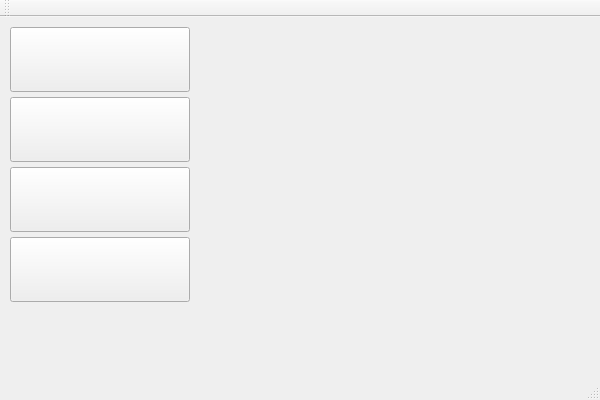
Old version of the form ANAReservation/mainwindow.ui in the repository jdabc0918/ANAReservation.
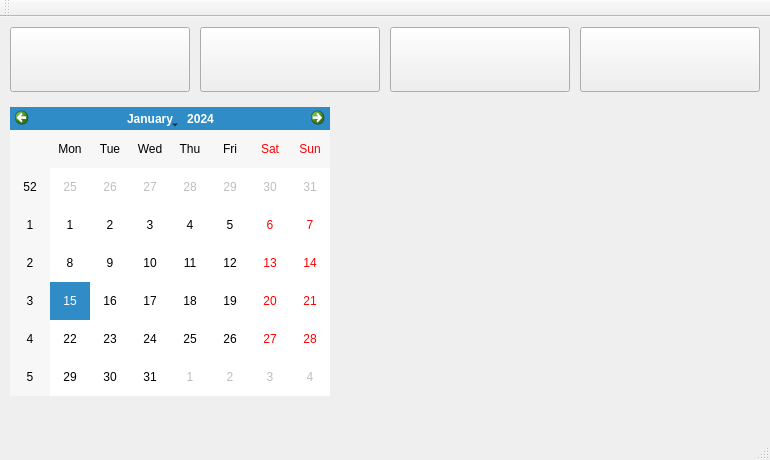
New version of the form. Custom widgets are drawn as their Qt base class.

What changed in the file:
```diff
--- a/ANAReservation/mainwindow.ui
+++ b/ANAReservation/mainwindow.ui
@@ -6,8 +6,8 @@
    <rect>
     <x>0</x>
     <y>0</y>
-    <width>600</width>
-    <height>400</height>
+    <width>770</width>
+    <height>460</height>
    </rect>
   </property>
   <property name="windowTitle">
@@ -39,8 +39,8 @@
    <widget class="myPushButton" name="SFCButton">
     <property name="geometry">
      <rect>
-      <x>10</x>
-      <y>80</y>
+      <x>200</x>
+      <y>10</y>
       <width>180</width>
       <height>65</height>
      </rect>
@@ -61,8 +61,8 @@
    <widget class="myPushButton" name="PlatinumButton">
     <property name="geometry">
      <rect>
-      <x>10</x>
-      <y>150</y>
+      <x>390</x>
+      <y>10</y>
       <width>180</width>
       <height>65</height>
      </rect>
@@ -83,8 +83,8 @@
    <widget class="myPushButton" name="DiamondButton">
     <property name="geometry">
      <rect>
-      <x>10</x>
-      <y>220</y>
+      <x>580</x>
+      <y>10</y>
       <width>180</width>
       <height>65</height>
      </rect>
@@ -102,6 +102,16 @@
      <bool>true</bool>
     </property>
    </widget>
+   <widget class="QCalendarWidget" name="calendarWidget">
+    <property name="geometry">
+     <rect>
+      <x>10</x>
+      <y>90</y>
+      <width>320</width>
+      <height>289</height>
+     </rect>
+    </property>
+   </widget>
   </widget>
   <widget class="QMenuBar" name="menuBar">
    <property name="geometry">
```
Left out of the diff: 2 changed lines with no effect on the pictures.
